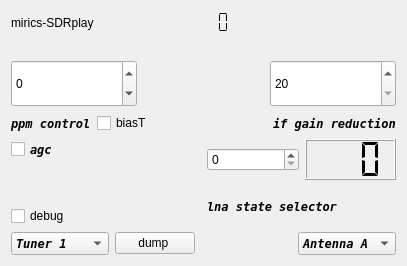
This is qt-devices/sdrplay-handler-v3/sdrplay-widget-v3.ui in JvanKatwijk/qt-dab as Qt 5 draws it before an edit. The edited form follows.
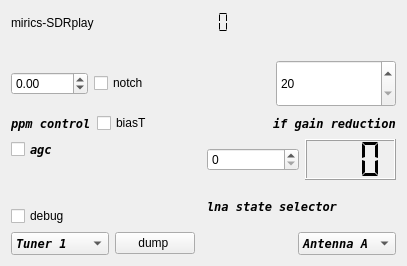
This is the edited form.

What changed in the file:
```diff
--- a/qt-devices/sdrplay-handler-v3/sdrplay-widget-v3.ui
+++ b/qt-devices/sdrplay-handler-v3/sdrplay-widget-v3.ui
@@ -67,21 +67,19 @@
    <item>
     <layout class="QHBoxLayout" name="horizontalLayout_2">
      <item>
-      <widget class="QSpinBox" name="ppmControl">
-       <property name="sizePolicy">
-        <sizepolicy hsizetype="Expanding" vsizetype="Expanding">
-         <horstretch>0</horstretch>
-         <verstretch>0</verstretch>
-        </sizepolicy>
-       </property>
-       <property name="toolTip">
-        <string>&lt;html&gt;&lt;head/&gt;&lt;body&gt;&lt;p&gt;ppm control. Tells the device the offset (in ppm) of the observed oscillator offset.&lt;/p&gt;&lt;/body&gt;&lt;/html&gt;</string>
-       </property>
+      <widget class="QDoubleSpinBox" name="ppmControl">
        <property name="minimum">
-        <number>-200</number>
+        <double>-2000.000000000000000</double>
        </property>
        <property name="maximum">
-        <number>200</number>
+        <double>20000.000000000000000</double>
+       </property>
+      </widget>
+     </item>
+     <item>
+      <widget class="QCheckBox" name="notch_selector">
+       <property name="text">
+        <string>notch</string>
        </property>
       </widget>
      </item>
```
Left out of the diff: 2 changed lines with no effect on the pictures.
